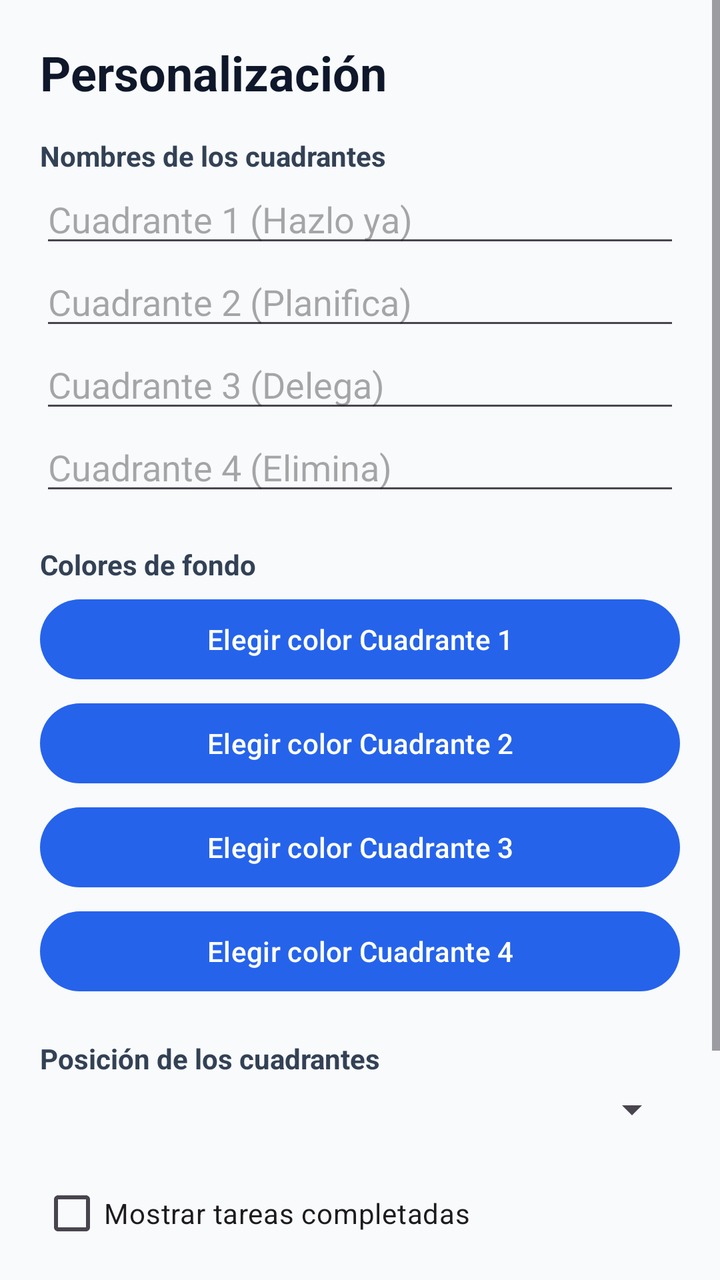
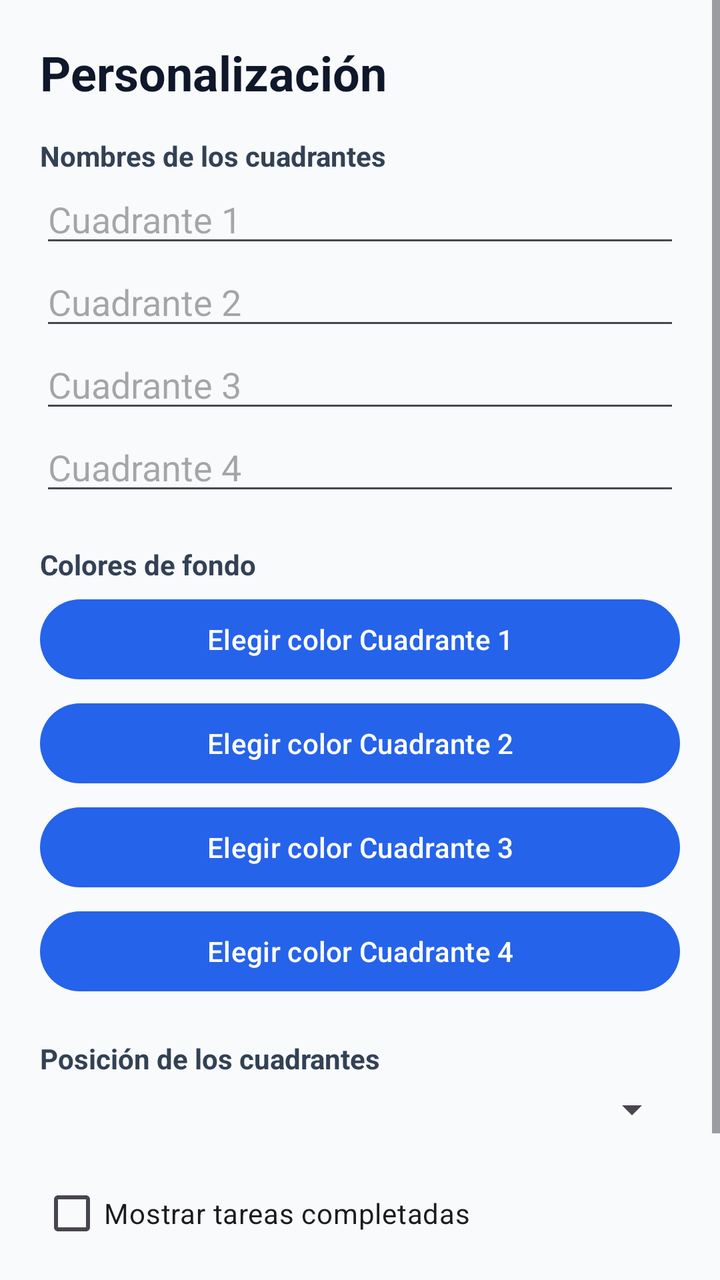

Screens rendered from an Android XML layout before and after an edit, with the pre-edit source and the edit as a unified diff.
<!-- AndroidManifest.xml: application theme AppTheme -->
<!-- res/layout/activity_settings.xml -->
<?xml version="1.0" encoding="utf-8"?>
<ScrollView xmlns:android="http://schemas.android.com/apk/res/android"
    android:layout_width="match_parent"
    android:layout_height="match_parent"
    android:background="#F8FAFC"
    android:fillViewport="true">

    <LinearLayout
        android:layout_width="match_parent"
        android:layout_height="wrap_content"
        android:orientation="vertical"
        android:padding="20dp">

        <TextView
            android:layout_width="match_parent"
            android:layout_height="wrap_content"
            android:text="@string/custom_title"
            android:textColor="#0F172A"
            android:textSize="24sp"
            android:textStyle="bold" />

        
        <TextView
            android:layout_width="match_parent"
            android:layout_height="wrap_content"
            android:layout_marginTop="16dp"
            android:text="Nombres de los cuadrantes"
            android:textColor="#334155"
            android:textStyle="bold" />

        <EditText
            android:id="@+id/etTitleQ1"
            android:layout_width="match_parent"
            android:layout_height="wrap_content"
            android:hint="Cuadrante 1 (Hazlo ya)"
            android:inputType="textCapSentences"
            android:maxLines="1" />

        <EditText
            android:id="@+id/etTitleQ2"
            android:layout_width="match_parent"
            android:layout_height="wrap_content"
            android:hint="Cuadrante 2 (Planifica)"
            android:inputType="textCapSentences"
            android:maxLines="1" />

        <EditText
            android:id="@+id/etTitleQ3"
            android:layout_width="match_parent"
            android:layout_height="wrap_content"
            android:hint="Cuadrante 3 (Delega)"
            android:inputType="textCapSentences"
            android:maxLines="1" />

        <EditText
            android:id="@+id/etTitleQ4"
            android:layout_width="match_parent"
            android:layout_height="wrap_content"
            android:hint="Cuadrante 4 (Elimina)"
            android:inputType="textCapSentences"
            android:maxLines="1" />

        
        <TextView
            android:layout_width="match_parent"
            android:layout_height="wrap_content"
            android:layout_marginTop="20dp"
            android:text="Colores de fondo"
            android:textColor="#334155"
            android:textStyle="bold" />

        <Button
            android:id="@+id/btnColorQ1"
            android:layout_width="match_parent"
            android:layout_height="wrap_content"
            android:layout_marginTop="4dp"
            android:text="Elegir color Cuadrante 1" />

        <Button
            android:id="@+id/btnColorQ2"
            android:layout_width="match_parent"
            android:layout_height="wrap_content"
            android:layout_marginTop="4dp"
            android:text="Elegir color Cuadrante 2" />

        <Button
            android:id="@+id/btnColorQ3"
            android:layout_width="match_parent"
            android:layout_height="wrap_content"
            android:layout_marginTop="4dp"
            android:text="Elegir color Cuadrante 3" />

        <Button
            android:id="@+id/btnColorQ4"
            android:layout_width="match_parent"
            android:layout_height="wrap_content"
            android:layout_marginTop="4dp"
            android:text="Elegir color Cuadrante 4" />

        
        <TextView
            android:layout_width="match_parent"
            android:layout_height="wrap_content"
            android:layout_marginTop="20dp"
            android:text="Posición de los cuadrantes"
            android:textColor="#334155"
            android:textStyle="bold" />

        <Spinner
            android:id="@+id/spinnerOrder"
            android:layout_width="match_parent"
            android:layout_height="wrap_content"
            android:layout_marginTop="4dp" />

        
        <CheckBox
            android:id="@+id/showCompleted"
            android:layout_width="match_parent"
            android:layout_height="wrap_content"
            android:layout_marginTop="16dp"
            android:text="@string/show_completed" />

        <TextView
            android:id="@+id/seekLabel"
            android:layout_width="match_parent"
            android:layout_height="wrap_content"
            android:layout_marginTop="16dp"
            android:textColor="#334155"
            android:textStyle="bold" />

        <SeekBar
            android:id="@+id/seekMax"
            android:layout_width="match_parent"
            android:layout_height="wrap_content"
            android:layout_marginTop="4dp"
            android:max="4" />

        <Button
            android:id="@+id/btnSaveSettings"
            android:layout_width="match_parent"
            android:layout_height="wrap_content"
            android:layout_marginTop="24dp"
            android:text="@string/save_settings" />
    </LinearLayout>
</ScrollView>
<!-- resources referenced by this layout -->
<resources>
  <string name="custom_title">Personalización</string>
  <string name="save_settings">Guardar y actualizar widget</string>
  <string name="show_completed">Mostrar tareas completadas</string>
  <style name="AppTheme" parent="Theme.Material3.Light.NoActionBar">
          <item name="colorPrimary">#2563EB</item>
          <item name="android:statusBarColor">#0F172A</item>
          <item name="android:navigationBarColor">#0F172A</item>
      </style>
</resources>

<!-- the commit's change to res/layout/activity_settings.xml (unified diff, before → after) -->
@@ -1,145 +1,20 @@
 <?xml version="1.0" encoding="utf-8"?>
-<ScrollView xmlns:android="http://schemas.android.com/apk/res/android"
-    android:layout_width="match_parent"
-    android:layout_height="match_parent"
-    android:background="#F8FAFC"
-    android:fillViewport="true">
-
-    <LinearLayout
-        android:layout_width="match_parent"
-        android:layout_height="wrap_content"
-        android:orientation="vertical"
-        android:padding="20dp">
-
-        <TextView
-            android:layout_width="match_parent"
-            android:layout_height="wrap_content"
-            android:text="@string/custom_title"
-            android:textColor="#0F172A"
-            android:textSize="24sp"
-            android:textStyle="bold" />
-
-        
-        <TextView
-            android:layout_width="match_parent"
-            android:layout_height="wrap_content"
-            android:layout_marginTop="16dp"
-            android:text="Nombres de los cuadrantes"
-            android:textColor="#334155"
-            android:textStyle="bold" />
-
-        <EditText
-            android:id="@+id/etTitleQ1"
-            android:layout_width="match_parent"
-            android:layout_height="wrap_content"
-            android:hint="Cuadrante 1 (Hazlo ya)"
-            android:inputType="textCapSentences"
-            android:maxLines="1" />
-
-        <EditText
-            android:id="@+id/etTitleQ2"
-            android:layout_width="match_parent"
-            android:layout_height="wrap_content"
-            android:hint="Cuadrante 2 (Planifica)"
-            android:inputType="textCapSentences"
-            android:maxLines="1" />
-
-        <EditText
-            android:id="@+id/etTitleQ3"
-            android:layout_width="match_parent"
-            android:layout_height="wrap_content"
-            android:hint="Cuadrante 3 (Delega)"
-            android:inputType="textCapSentences"
-            android:maxLines="1" />
-
-        <EditText
-            android:id="@+id/etTitleQ4"
-            android:layout_width="match_parent"
-            android:layout_height="wrap_content"
-            android:hint="Cuadrante 4 (Elimina)"
-            android:inputType="textCapSentences"
-            android:maxLines="1" />
-
-        
-        <TextView
-            android:layout_width="match_parent"
-            android:layout_height="wrap_content"
-            android:layout_marginTop="20dp"
-            android:text="Colores de fondo"
-            android:textColor="#334155"
-            android:textStyle="bold" />
-
-        <Button
-            android:id="@+id/btnColorQ1"
-            android:layout_width="match_parent"
-            android:layout_height="wrap_content"
-            android:layout_marginTop="4dp"
-            android:text="Elegir color Cuadrante 1" />
-
-        <Button
-            android:id="@+id/btnColorQ2"
-            android:layout_width="match_parent"
-            android:layout_height="wrap_content"
-            android:layout_marginTop="4dp"
-            android:text="Elegir color Cuadrante 2" />
-
-        <Button
-            android:id="@+id/btnColorQ3"
-            android:layout_width="match_parent"
-            android:layout_height="wrap_content"
-            android:layout_marginTop="4dp"
-            android:text="Elegir color Cuadrante 3" />
-
-        <Button
-            android:id="@+id/btnColorQ4"
-            android:layout_width="match_parent"
-            android:layout_height="wrap_content"
-            android:layout_marginTop="4dp"
-            android:text="Elegir color Cuadrante 4" />
-
-        
-        <TextView
-            android:layout_width="match_parent"
-            android:layout_height="wrap_content"
-            android:layout_marginTop="20dp"
-            android:text="Posición de los cuadrantes"
-            android:textColor="#334155"
-            android:textStyle="bold" />
-
-        <Spinner
-            android:id="@+id/spinnerOrder"
-            android:layout_width="match_parent"
-            android:layout_height="wrap_content"
-            android:layout_marginTop="4dp" />
-
-        
-        <CheckBox
-            android:id="@+id/showCompleted"
-            android:layout_width="match_parent"
-            android:layout_height="wrap_content"
-            android:layout_marginTop="16dp"
-            android:text="@string/show_completed" />
-
-        <TextView
-            android:id="@+id/seekLabel"
-            android:layout_width="match_parent"
-            android:layout_height="wrap_content"
-            android:layout_marginTop="16dp"
-            android:textColor="#334155"
-            android:textStyle="bold" />
-
-        <SeekBar
-            android:id="@+id/seekMax"
-            android:layout_width="match_parent"
-            android:layout_height="wrap_content"
-            android:layout_marginTop="4dp"
-            android:max="4" />
-
-        <Button
-            android:id="@+id/btnSaveSettings"
-            android:layout_width="match_parent"
-            android:layout_height="wrap_content"
-            android:layout_marginTop="24dp"
-            android:text="@string/save_settings" />
+<ScrollView xmlns:android="http://schemas.android.com/apk/res/android" android:layout_width="match_parent" android:layout_height="match_parent" android:background="#F8FAFC" android:fillViewport="true">
+    <LinearLayout android:layout_width="match_parent" android:layout_height="wrap_content" android:orientation="vertical" android:padding="20dp">
+        <TextView android:layout_width="match_parent" android:layout_height="wrap_content" android:text="@string/custom_title" android:textColor="#0F172A" android:textSize="24sp" android:textStyle="bold" />
+        <TextView android:layout_width="match_parent" android:layout_height="wrap_content" android:layout_marginTop="16dp" android:text="Nombres de los cuadrantes" android:textColor="#334155" android:textStyle="bold" />
+        <EditText android:id="@+id/etTitleQ1" android:layout_width="match_parent" android:layout_height="wrap_content" android:hint="Cuadrante 1" android:inputType="textCapSentences" android:maxLines="1" />
+        <EditText android:id="@+id/etTitleQ2" android:layout_width="match_parent" android:layout_height="wrap_content" android:hint="Cuadrante 2" android:inputType="textCapSentences" android:maxLines="1" />
+        <EditText android:id="@+id/etTitleQ3" android:layout_width="match_parent" android:layout_height="wrap_content" android:hint="Cuadrante 3" android:inputType="textCapSentences" android:maxLines="1" />
+        <EditText android:id="@+id/etTitleQ4" android:layout_width="match_parent" android:layout_height="wrap_content" android:hint="Cuadrante 4" android:inputType="textCapSentences" android:maxLines="1" />
+        <TextView android:layout_width="match_parent" android:layout_height="wrap_content" android:layout_marginTop="20dp" android:text="Colores de fondo" android:textColor="#334155" android:textStyle="bold" />
+        <Button android:id="@+id/btnColorQ1" android:layout_width="match_parent" android:layout_height="wrap_content" android:layout_marginTop="4dp" android:text="Elegir color Cuadrante 1" />
+        <Button android:id="@+id/btnColorQ2" android:layout_width="match_parent" android:layout_height="wrap_content" android:layout_marginTop="4dp" android:text="Elegir color Cuadrante 2" />
+        <Button android:id="@+id/btnColorQ3" android:layout_width="match_parent" android:layout_height="wrap_content" android:layout_marginTop="4dp" android:text="Elegir color Cuadrante 3" />
+        <Button android:id="@+id/btnColorQ4" android:layout_width="match_parent" android:layout_height="wrap_content" android:layout_marginTop="4dp" android:text="Elegir color Cuadrante 4" />
+        <TextView android:layout_width="match_parent" android:layout_height="wrap_content" android:layout_marginTop="20dp" android:text="Posición de los cuadrantes" android:textColor="#334155" android:textStyle="bold" />
+        <Spinner android:id="@+id/spinnerOrder" android:layout_width="match_parent" android:layout_height="wrap_content" android:layout_marginTop="4dp" />
+        <CheckBox android:id="@+id/showCompleted" android:layout_width="match_parent" android:layout_height="wrap_content" android:layout_marginTop="16dp" android:text="@string/show_completed" />
+        <Button android:id="@+id/btnSaveSettings" android:layout_width="match_parent" android:layout_height="wrap_content" android:layout_marginTop="24dp" android:text="@string/save_settings" />
     </LinearLayout>
 </ScrollView>
